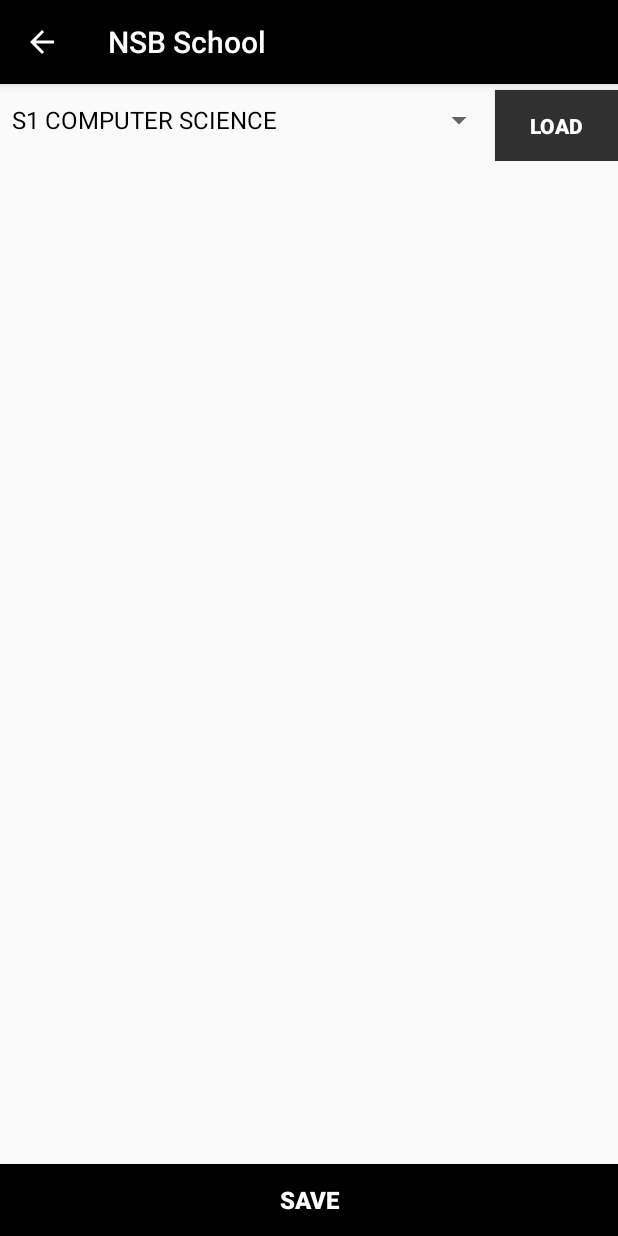
After one commit to gabriel-gonz/NSBSchool, an Android app: the CommunicationActivity screen opened directly, with no data from a screen before it, on a phone screen of 412 x 824 dp. The commit adds this screen. Run offline under Robolectric (Android 15) with nearby library versions, the phone set to English and light mode, and no system bars.

Commit message:
Communication Function

```diff
--- a/app/src/main/AndroidManifest.xml
+++ b/app/src/main/AndroidManifest.xml
@@ -33,9 +33,9 @@
             android:parentActivityName=".main.AppBase" />
         <activity
             android:name=".main.components.ResultActivity"
-            android:parentActivityName=".main.components.CgpaActivity" />
+            android:parentActivityName=".main.components.CommunicationActivity" />
         <activity
-            android:name=".main.components.CgpaActivity"
+            android:name=".main.components.CommunicationActivity"
             android:parentActivityName=".main.AppBase" />
         <activity
             android:name=".main.notes.NoteActivity"
--- /dev/null
+++ b/app/src/main/java/assistant/genuinecoder/s_assistant/main/components/CommunicationActivity.java
@@ -0,0 +1,106 @@
+package assistant.genuinecoder.s_assistant.main.components;
+
+import android.app.Activity;
+import android.content.Intent;
+import android.database.Cursor;
+import android.net.Uri;
+import android.os.Bundle;
+import android.support.v7.app.AppCompatActivity;
+import android.util.Log;
+import android.view.View;
+import android.widget.ArrayAdapter;
+import android.widget.Button;
+import android.widget.ListView;
+import android.widget.Spinner;
+import android.widget.Toast;
+
+import java.util.ArrayList;
+
+import assistant.genuinecoder.s_assistant.R;
+import assistant.genuinecoder.s_assistant.main.AppBase;
+
+public class CommunicationActivity extends AppCompatActivity {
+
+    public static String time, period;
+    ListView listView;
+    ListAdapter adapter;
+    ArrayAdapter<String> adapterSpinner;
+    ArrayList<String> names;
+    ArrayList<String> registers;
+    Activity thisActivity = this;
+    Spinner spinner;
+
+    @Override
+    protected void onCreate(Bundle savedInstanceState) {
+        super.onCreate(savedInstanceState);
+        setContentView(R.layout.activity_communication);
+
+        time = getIntent().getStringExtra("DATE");
+        period = getIntent().getStringExtra("PERIOD");
+
+        Log.d("Communication", time + " -- " + period);
+        listView = (ListView) findViewById(R.id.attendanceListViwe);
+        names = new ArrayList<>();
+        registers = new ArrayList<>();
+
+        Button btn = (Button) findViewById(R.id.loadButton);
+        assert btn != null;
+        btn.setOnClickListener(new View.OnClickListener() {
+            @Override
+            public void onClick(View v) {
+                loadListView(v);
+            }
+        });
+
+        Button btnx = (Button) findViewById(R.id.buttonSaveAttendance);
+        assert btnx != null;
+        btnx.setOnClickListener(new View.OnClickListener() {
+            @Override
+            public void onClick(View v) {
+            Intent intent = null, chooser = null;
+            intent = new Intent(Intent.ACTION_SEND);
+            intent.setData(Uri.parse("mailto:"));
+            String[] to = {"emailAddress1", "emailAddress2"};
+            intent.putExtra(Intent.EXTRA_EMAIL, to);
+            intent.putExtra(Intent.EXTRA_SUBJECT, "Email test");
+            intent.putExtra(Intent.EXTRA_TEXT, "Hi there. Testing the mail app");
+            intent.setType("message/rfc822");
+            chooser = Intent.createChooser(intent, "Send Email");
+            startActivity(chooser);
+//                Toast.makeText(getBaseContext(), "Saving", Toast.LENGTH_LONG).show();
+//                adapter.saveAll();
+            }
+        });
+
+        spinner = (Spinner) findViewById(R.id.attendanceSpinner);
+        adapterSpinner = new ArrayAdapter<String>(this, android.R.layout.simple_spinner_dropdown_item, AppBase.divisions);
+        assert spinner != null;
+        spinner.setAdapter(adapterSpinner);
+    }
+
+    public void loadListView(View view) {
+        names.clear();
+        registers.clear();
+        String qu = "SELECT * FROM STUDENT WHERE cl = '" + spinner.getSelectedItem().toString() + "' " +
+                "ORDER BY ROLL";
+        Cursor cursor = AppBase.handler.execQuery(qu);
+        if (cursor == null || cursor.getCount() == 0) {
+            Log.e("Communication", "Null cursor");
+        } else {
+            int ctr = 0;
+            cursor.moveToFirst();
+            while (!cursor.isAfterLast()) {
+                names.add(cursor.getString(0) + " (" + cursor.getInt(4) + ')');
+                registers.add(cursor.getString(2));
+                cursor.moveToNext();
+                ctr++;
+            }
+            if (ctr == 0) {
+                Toast.makeText(getBaseContext(), "No Students Found", Toast.LENGTH_LONG).show();
+            }
+            Log.d("Communication", "Got " + ctr + " students");
+        }
+        adapter = new ListAdapter(thisActivity, names, registers);
+        listView.setAdapter(adapter);
+    }
+}
--- /dev/null
+++ b/app/src/main/res/layout/activity_communication.xml
@@ -0,0 +1,58 @@
+<?xml version="1.0" encoding="utf-8"?>
+<RelativeLayout xmlns:android="http://schemas.android.com/apk/res/android"
+    xmlns:tools="http://schemas.android.com/tools"
+    android:layout_width="match_parent"
+    android:orientation="vertical"
+    android:layout_height="match_parent">
+    <LinearLayout
+        android:layout_width="match_parent"
+        android:layout_height="wrap_content"
+        android:weightSum="10"
+        android:id="@+id/abcd"
+        android:orientation="horizontal">
+        <Spinner
+            android:id="@+id/attendanceSpinner"
+            android:layout_width="match_parent"
+            android:layout_height="wrap_content"
+            android:layout_weight="2"
+            android:textSize="20sp">
+        </Spinner>
+        <Button
+            android:layout_width="match_parent"
+            android:layout_height="wrap_content"
+            android:background="@color/colorPrimaryDark"
+            android:textColor="#ffffff"
+            android:textStyle="bold"
+            android:id="@+id/loadButton"
+            android:layout_marginTop="3dp"
+            android:layout_weight="8"
+            android:text="Load" />
+
+    </LinearLayout>
+    <ListView
+        android:layout_below="@id/abcd"
+        android:id="@+id/attendanceListViwe"
+        android:layout_width="match_parent"
+        android:layout_height="match_parent"
+        android:layout_marginLeft="10dp"
+        android:layout_marginRight="10dp"
+        android:layout_marginTop="10dp"
+        android:layout_above="@+id/buttonSaveAttendance">
+    </ListView>
+
+    <Button
+        android:layout_width="wrap_content"
+        android:layout_height="wrap_content"
+        android:text="SAVE"
+        android:background="@color/colorPrimary"
+        android:textColor="#ffffff"
+        android:textStyle="bold"
+        android:textSize="16sp"
+        android:id="@+id/buttonSaveAttendance"
+        android:layout_alignParentBottom="true"
+        android:layout_alignParentLeft="true"
+        android:layout_alignParentStart="true"
+        android:layout_alignParentRight="true"
+        android:layout_alignParentEnd="true" />
+
+</RelativeLayout>
```
Also changed, not shown: app/src/main/java/assistant/genuinecoder/s_assistant/main/components/GridAdapter.java (+14 -4 lines), app/src/main/res/drawable-hdpi/ic_communication.png (added), app/src/main/res/drawable-mdpi/ic_communication.png (added), app/src/main/res/drawable-xhdpi/ic_communication.png (added), app/src/main/res/drawable-xxhdpi/ic_communication.png (added), app/src/main/res/drawable-xxxhdpi/ic_communication.png (added).
